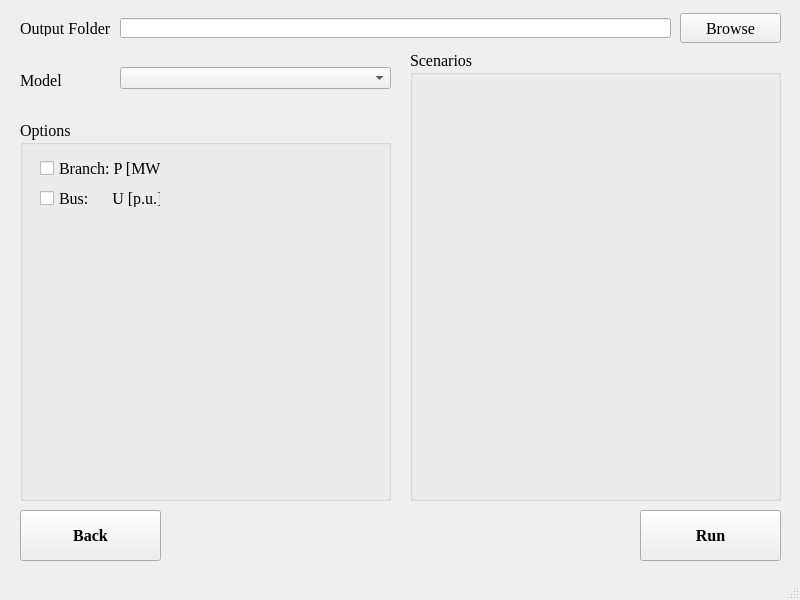
DenisTrputec/DynamicStabilityAssessment, file ui/run_options.ui: the form before one commit.
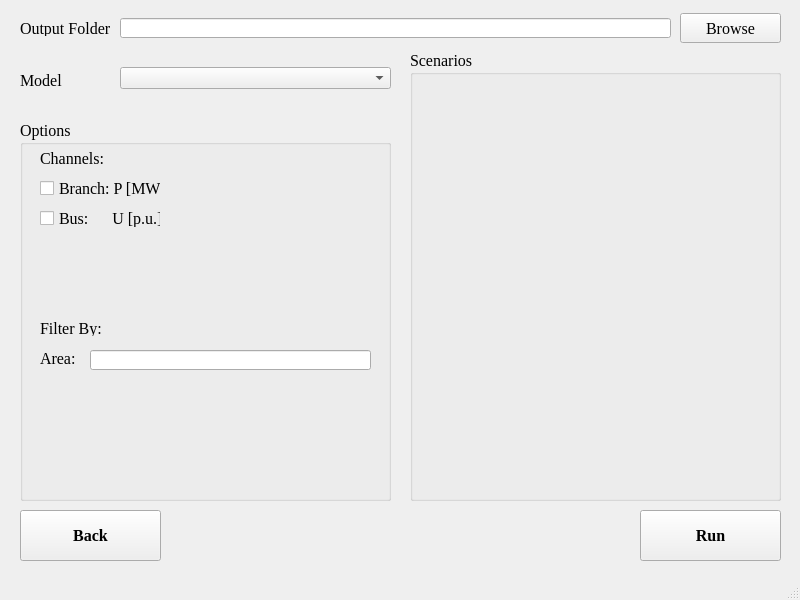
The form after the commit.

Commit message: filter buses by area

The edit to the form file:
```diff
--- a/ui/run_options.ui
+++ b/ui/run_options.ui
@@ -188,7 +188,7 @@
      <property name="geometry">
       <rect>
        <x>20</x>
-       <y>40</y>
+       <y>60</y>
        <width>121</width>
        <height>17</height>
       </rect>
@@ -201,7 +201,7 @@
      <property name="geometry">
       <rect>
        <x>20</x>
-       <y>70</y>
+       <y>90</y>
        <width>121</width>
        <height>17</height>
       </rect>
@@ -210,6 +210,90 @@
       <string>Bus:      U [p.u.]</string>
      </property>
     </widget>
+    <widget class="QLabel" name="lbl_filter">
+     <property name="geometry">
+      <rect>
+       <x>20</x>
+       <y>200</y>
+       <width>61</width>
+       <height>16</height>
+      </rect>
+     </property>
+     <property name="font">
+      <font>
+       <family>Times New Roman</family>
+       <pointsize>12</pointsize>
+      </font>
+     </property>
+     <property name="statusTip">
+      <string>Filepath of Output Folder</string>
+     </property>
+     <property name="text">
+      <string>Filter By:</string>
+     </property>
+    </widget>
+    <widget class="QLabel" name="lbl_channel">
+     <property name="geometry">
+      <rect>
+       <x>20</x>
+       <y>30</y>
+       <width>71</width>
+       <height>16</height>
+      </rect>
+     </property>
+     <property name="font">
+      <font>
+       <family>Times New Roman</family>
+       <pointsize>12</pointsize>
+      </font>
+     </property>
+     <property name="statusTip">
+      <string>Filepath of Output Folder</string>
+     </property>
+     <property name="text">
+      <string>Channels:</string>
+     </property>
+    </widget>
+    <widget class="QLineEdit" name="le_area">
+     <property name="geometry">
+      <rect>
+       <x>70</x>
+       <y>230</y>
+       <width>281</width>
+       <height>20</height>
+      </rect>
+     </property>
+     <property name="font">
+      <font>
+       <pointsize>12</pointsize>
+      </font>
+     </property>
+     <property name="statusTip">
+      <string>Filepath of Output Folder</string>
+     </property>
+    </widget>
+    <widget class="QLabel" name="lbl_area">
+     <property name="geometry">
+      <rect>
+       <x>20</x>
+       <y>230</y>
+       <width>51</width>
+       <height>16</height>
+      </rect>
+     </property>
+     <property name="font">
+      <font>
+       <family>Times New Roman</family>
+       <pointsize>12</pointsize>
+      </font>
+     </property>
+     <property name="statusTip">
+      <string>Filepath of Output Folder</string>
+     </property>
+     <property name="text">
+      <string>Area:</string>
+     </property>
+    </widget>
    </widget>
   </widget>
   <widget class="QMenuBar" name="menubar">
```
The commit also changes 4 other files.
